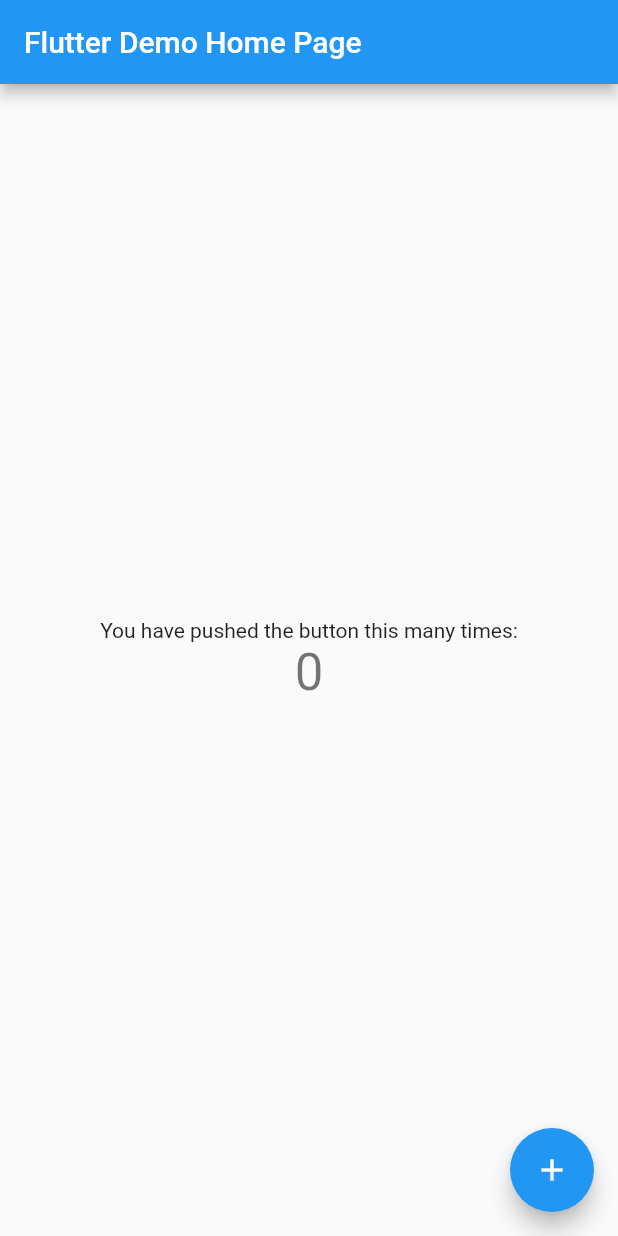
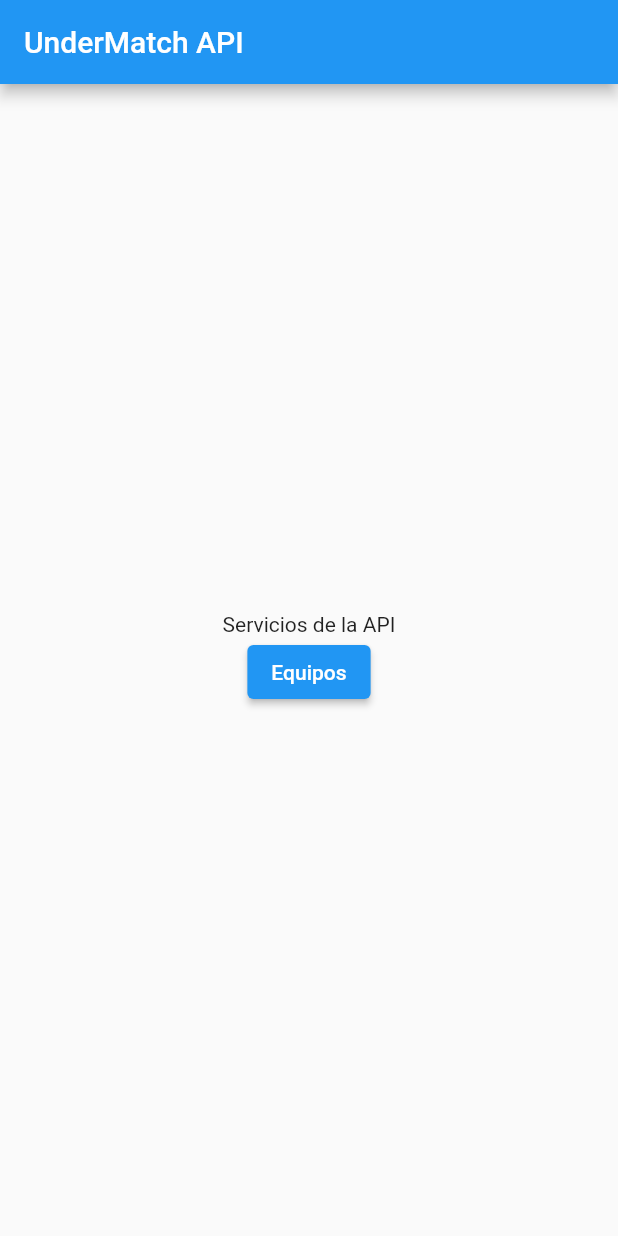
Before and after one commit to eduardo-solis/undermatch_app, a Flutter app: the screen it shows after launch, on a phone screen of 412 x 824 dp. Run offline on Flutter 3.47's test engine with Material 2 defaults, Android fonts, the light colour scheme and no system bars.

Commit message:
Se limpio la pantalla inicial

```diff
--- a/lib/main.dart
+++ b/lib/main.dart
@@ -11,10 +11,11 @@
   Widget build(BuildContext context) {
     return MaterialApp(
       title: 'Flutter Demo',
+      debugShowCheckedModeBanner: false,
       theme: ThemeData(
         primarySwatch: Colors.blue,
       ),
-      home: const MyHomePage(title: 'Flutter Demo Home Page'),
+      home: const MyHomePage(title: 'UnderMatch API'),
     );
   }
 }
@@ -29,14 +30,6 @@
 }
 
 class _MyHomePageState extends State<MyHomePage> {
-  int _counter = 0;
-
-  void _incrementCounter() {
-    setState(() {
-      _counter++;
-    });
-  }
-
   @override
   Widget build(BuildContext context) {
     return Scaffold(
@@ -46,21 +39,15 @@
       body: Center(
         child: Column(
           mainAxisAlignment: MainAxisAlignment.center,
-          children: <Widget>[
-            const Text(
-              'You have pushed the button this many times:',
-            ),
-            Text(
-              '$_counter',
-              style: Theme.of(context).textTheme.headline4,
-            ),
+          children: [
+            const Text("Servicios de la API"),
+            ElevatedButton(
+                onPressed: () {
+                  print("Entro a los servicios de los Equipos");
+                },
+                child: const Text("Equipos"))
           ],
         ),
-      ),
-      floatingActionButton: FloatingActionButton(
-        onPressed: _incrementCounter,
-        tooltip: 'Increment',
-        child: const Icon(Icons.add),
       ),
     );
   }
```
